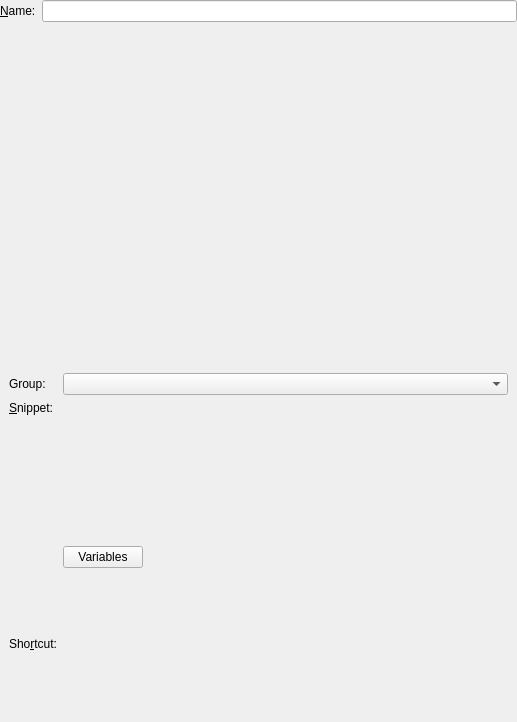
This is src/snippets/ui/snippetdialog.ui in KDE/mailcommon as Qt 5 draws it before an edit. The edited form follows.
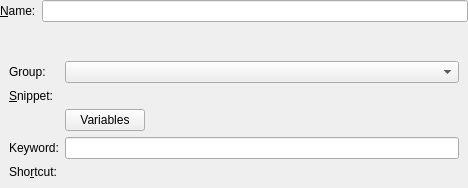
This is the edited form. Custom widgets are drawn as their Qt base class.

Commit message: Add keyword lineedit here

```diff
--- a/src/snippets/ui/snippetdialog.ui
+++ b/src/snippets/ui/snippetdialog.ui
@@ -6,8 +6,8 @@
    <rect>
     <x>0</x>
     <y>0</y>
-    <width>517</width>
-    <height>722</height>
+    <width>468</width>
+    <height>188</height>
    </rect>
   </property>
   <layout class="QVBoxLayout" name="verticalLayout">
@@ -97,7 +97,7 @@
         </property>
        </spacer>
       </item>
-      <item row="3" column="0">
+      <item row="6" column="0">
        <widget class="QLabel" name="keyWidgetLabel">
         <property name="text">
          <string>Sho&amp;rtcut:</string>
@@ -110,7 +110,7 @@
         </property>
        </widget>
       </item>
-      <item row="3" column="1" colspan="2">
+      <item row="6" column="1" colspan="2">
        <widget class="KKeySequenceWidget" name="keyWidget" native="true">
         <property name="sizePolicy">
          <sizepolicy hsizetype="Preferred" vsizetype="Preferred">
@@ -123,6 +123,16 @@
       <item row="0" column="1" colspan="2">
        <widget class="KComboBox" name="groupBox"/>
       </item>
+      <item row="5" column="0">
+       <widget class="QLabel" name="label">
+        <property name="text">
+         <string>Keyword:</string>
+        </property>
+       </widget>
+      </item>
+      <item row="5" column="1" colspan="2">
+       <widget class="QLineEdit" name="lineEdit"/>
+      </item>
      </layout>
     </widget>
    </item>
```
